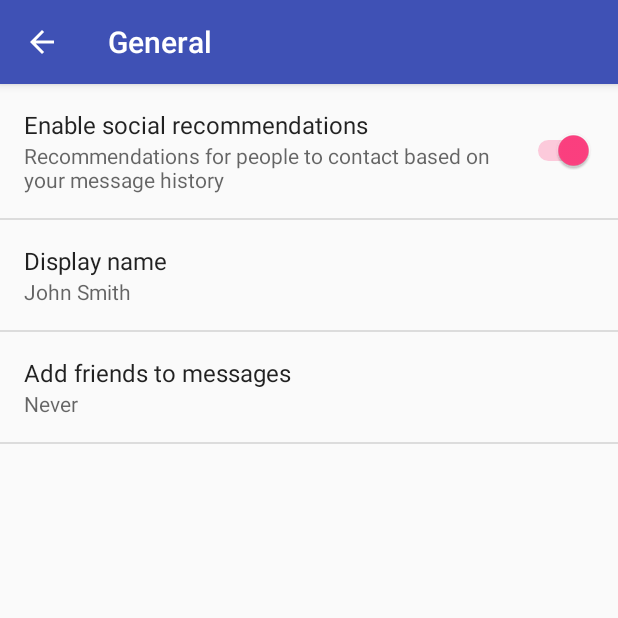
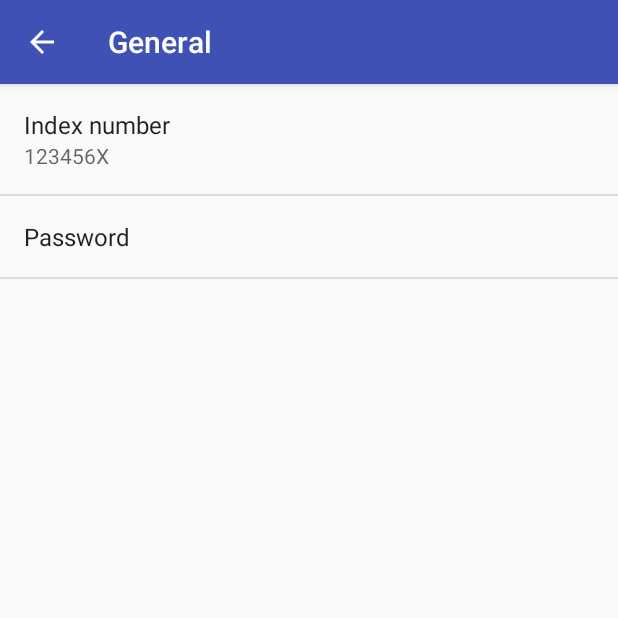
Before and after one commit to kmchmk/UoM-WiFi-Login, an Android app: the SettingsActivity screen opened directly, with no data from a screen before it, after a tap on "General", on a phone screen of 412 x 824 dp, the top half of it. Run offline under Robolectric (Android 15) with nearby library versions, the phone set to English and light mode, and no system bars.

Commit message:
Updated min sdk to 14. Changed settings view to new view.

```diff
--- a/app/build.gradle
+++ b/app/build.gradle
@@ -5,7 +5,7 @@ android {
     buildToolsVersion '26.0.2'
     defaultConfig {
         applicationId "lk.cse13.www.uomwireless"
-        minSdkVersion 19
+        minSdkVersion 14
         targetSdkVersion 26
         versionCode 8
         versionName "8.0"
--- a/app/src/main/res/layout/activity_settings2.xml
+++ b/app/src/main/res/layout/activity_settings2.xml
@@ -18,7 +18,7 @@
                     android:id="@+id/indexbox"
                     android:layout_width="match_parent"
                     android:layout_height="wrap_content"
-                    android:hint="@string/prompt_index"
+                    android:hint="@string/title_index"
                     android:inputType="textEmailAddress"
                     android:maxLines="1"/>
 
@@ -32,7 +32,7 @@
                     android:id="@+id/passwordbox"
                     android:layout_width="match_parent"
                     android:layout_height="wrap_content"
-                    android:hint="@string/prompt_password"
+                    android:hint="@string/title_password"
                     android:imeActionId="@+id/login"
                     android:imeActionLabel="@string/action_sign_in_short"
                     android:imeOptions="actionUnspecified"
--- a/app/src/main/res/values/strings.xml
+++ b/app/src/main/res/values/strings.xml
@@ -1,8 +1,8 @@
 <resources>
     <string name="app_name">UoM Wireless</string>
     <string name="settings">Settings</string>
-    <string name="prompt_index">Index number</string>
-    <string name="prompt_password">Password</string>
+    <string name="title_index">Index number</string>
+    <string name="title_password">Password</string>
     <string name="action_sign_in">Save / Login</string>
     <string name="action_sign_in_short">Sign in</string>
     <string name="clear_all">Clear All</string>
@@ -64,7 +64,7 @@
     </string>
 
     <string name="pref_title_display_name">Display name</string>
-    <string name="pref_default_display_name">John Smith</string>
+    <string name="pref_default_index">123456X</string>
 
     <string name="pref_title_add_friends_to_messages">Add friends to messages</string>
     <string-array name="pref_example_list_titles">
@@ -118,7 +118,8 @@
     <!-- Example settings for Notifications -->
     <string name="pref_header_notifications">Notifications</string>
 
-    <string name="pref_title_new_message_notifications">Notifications</string>
+    <string name="pref_title_notifications">Notifications</string>
+    <string name="pref_title_toasts">Toasts</string>
 
     <string name="pref_title_ringtone">Ringtone</string>
     <string name="pref_ringtone_silent">Silent</string>
--- a/app/src/main/res/xml/pref_data_sync.xml
+++ /dev/null
@@ -1,21 +0,0 @@
-<PreferenceScreen xmlns:android="http://schemas.android.com/apk/res/android">
-
-    <!-- NOTE: Hide buttons to simplify the UI. Users can touch outside the dialog to
-         dismiss it. -->
-    <!-- NOTE: ListPreference's summary should be set to its value by the activity code. -->
-    <ListPreference
-        android:defaultValue="180"
-        android:entries="@array/pref_sync_frequency_titles"
-        android:entryValues="@array/pref_sync_frequency_values"
-        android:key="sync_frequency"
-        android:negativeButtonText="@null"
-        android:positiveButtonText="@null"
-        android:title="@string/pref_title_sync_frequency" />
-
-    <!-- This preference simply launches an intent when selected. Use this UI sparingly, per
-         design guidelines. -->
-    <Preference android:title="@string/pref_title_system_sync_settings">
-        <intent android:action="android.settings.SYNC_SETTINGS" />
-    </Preference>
-
-</PreferenceScreen>
--- a/app/src/main/res/xml/pref_general.xml
+++ b/app/src/main/res/xml/pref_general.xml
@@ -1,33 +1,22 @@
 <PreferenceScreen xmlns:android="http://schemas.android.com/apk/res/android">
 
-    <SwitchPreference
-        android:defaultValue="true"
-        android:key="example_switch"
-        android:summary="@string/pref_description_social_recommendations"
-        android:title="@string/pref_title_social_recommendations" />
-
-    <!-- NOTE: EditTextPreference accepts EditText attributes. -->
-    <!-- NOTE: EditTextPreference's summary should be set to its value by the activity code. -->
     <EditTextPreference
         android:capitalize="words"
-        android:defaultValue="@string/pref_default_display_name"
+        android:defaultValue="@string/pref_default_index"
         android:inputType="textCapWords"
-        android:key="example_text"
+        android:key="index"
         android:maxLines="1"
         android:selectAllOnFocus="true"
         android:singleLine="true"
-        android:title="@string/pref_title_display_name" />
+        android:title="@string/title_index" />
 
-    <!-- NOTE: Hide buttons to simplify the UI. Users can touch outside the dialog to
-         dismiss it. -->
-    <!-- NOTE: ListPreference's summary should be set to its value by the activity code. -->
-    <ListPreference
-        android:defaultValue="-1"
-        android:entries="@array/pref_example_list_titles"
-        android:entryValues="@array/pref_example_list_values"
-        android:key="example_list"
-        android:negativeButtonText="@null"
-        android:positiveButtonText="@null"
-        android:title="@string/pref_title_add_friends_to_messages" />
+    <EditTextPreference
+        android:capitalize="words"
+        android:inputType="textPassword"
+        android:key="password"
+        android:maxLines="1"
+        android:selectAllOnFocus="true"
+        android:singleLine="true"
+        android:title="@string/title_password" />
 
 </PreferenceScreen>
--- a/app/src/main/res/xml/pref_headers.xml
+++ b/app/src/main/res/xml/pref_headers.xml
@@ -12,9 +12,4 @@
         android:icon="@drawable/ic_notifications_black_24dp"
         android:title="@string/pref_header_notifications" />
 
-    <header
-        android:fragment="lk.cse13.www.uomwireless.Views.SettingsActivity$DataSyncPreferenceFragment"
-        android:icon="@drawable/ic_sync_black_24dp"
-        android:title="@string/pref_header_data_sync" />
-
 </preference-headers>
--- a/app/src/main/res/xml/pref_notification.xml
+++ b/app/src/main/res/xml/pref_notification.xml
@@ -1,32 +1,25 @@
 <PreferenceScreen xmlns:android="http://schemas.android.com/apk/res/android">
 
-    <!-- A 'parent' preference, which enables/disables child preferences (below)
-         when checked/unchecked. -->
     <SwitchPreference
-        android:defaultValue="true"
-        android:key="notifications_new_message"
-        android:title="@string/pref_title_new_message_notifications" />
+        android:defaultValue="false"
+        android:key="notifications"
+        android:title="@string/pref_title_notifications" />
 
-    <!-- Allows the user to choose a ringtone in the 'notification' category. -->
-    <!-- NOTE: This preference will be enabled only when the checkbox above is checked. -->
-    <!-- NOTE: RingtonePreference's summary should be set to its value by the activity code. -->
-    <RingtonePreference
-        android:dependency="notifications_new_message"
-        android:key="notifications_new_message_ringtone"
-        android:ringtoneType="notification"
-        android:title="@string/pref_title_ringtone" />
+    <SwitchPreference
+        android:defaultValue="false"
+        android:dependency="notifications"
+        android:key="notifications_sound"
+        android:title="@string/pref_title_sound" />
 
+    <SwitchPreference
+        android:defaultValue="false"
+        android:dependency="notifications"
+        android:key="notifications_vibrate"
+        android:title="@string/pref_title_vibrate" />
 
     <SwitchPreference
         android:defaultValue="true"
-        android:dependency="notifications_new_message"
-        android:key="notifications_new_message_sound"
-        android:title="@string/pref_title_sound" />
-    <!-- NOTE: This preference will be enabled only when the checkbox above is checked. -->
-    <SwitchPreference
-        android:defaultValue="true"
-        android:dependency="notifications_new_message"
-        android:key="notifications_new_message_vibrate"
-        android:title="@string/pref_title_vibrate" />
+        android:key="toasts"
+        android:title="@string/pref_title_toasts" />
 
 </PreferenceScreen>
```
Also changed, not shown: app/src/main/java/lk/cse13/www/uomwireless/Views/SettingsActivity.java (+51 -74 lines), app/src/main/res/layout/activity_main2.xml (+20 -7 lines).
